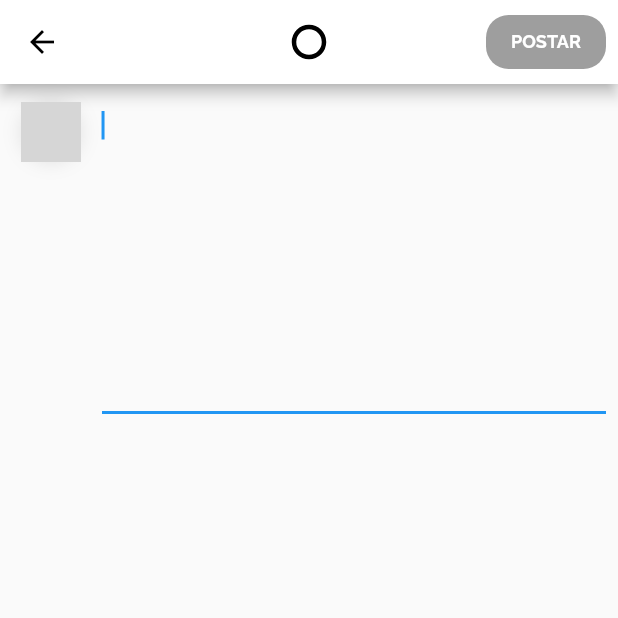
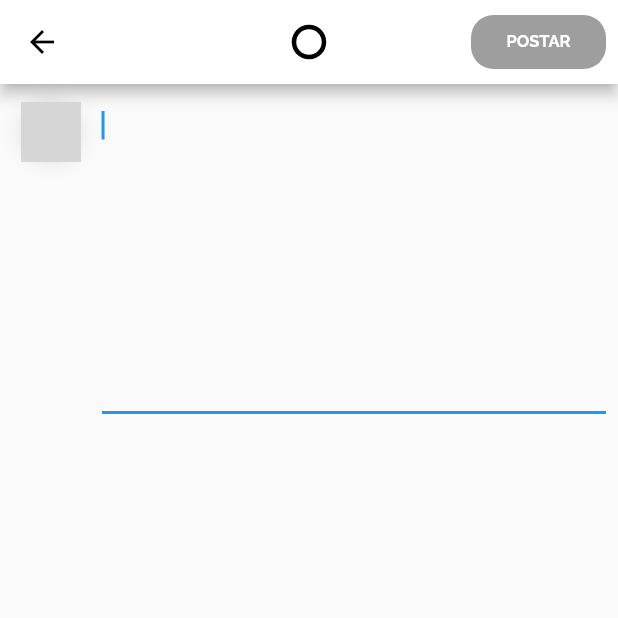
Before and after one commit to brunozaranza/botitter, a Flutter app: the NewPostPage screen opened directly, on a phone screen of 412 x 824 dp, the top half of it. Run offline on Flutter 3.47's test engine with Material 2 defaults, Android fonts, the phone set to English and light mode, and no system bars; our stand-ins replace date_format, dio, email_validator, flutter_mobx, mobx, shared_preferences and 1 more; accounts and stored records are empty; generated files the repository leaves out were written again; network calls fail; statements that could not run were skipped; grey boxes are pictures that could not be loaded.

Commit message:
buttons pixel fixes

```diff
--- a/lib/ui/page/new_post_page.dart
+++ b/lib/ui/page/new_post_page.dart
@@ -122,7 +122,7 @@ class _NewPostPageState extends State<NewPostPage> {
         ),
       )
           : Container(
-        width: 80,
+        width: 90,
           decoration: BoxDecoration(
             color:
             _viewModel.isButtonDisabled ? Colors.grey : Colors.blue,
@@ -133,7 +133,7 @@ class _NewPostPageState extends State<NewPostPage> {
               _viewModel.isButtonDisabled ? null : _onPressed,
               child: Text(
                 widget.editPost != null ? "EDITAR" : "POSTAR",
-                style: TextStyle(color: Colors.white, fontWeight: FontWeight.w700, fontSize: 12,),
+                style: TextStyle(color: Colors.white, fontWeight: FontWeight.w700, fontSize: 11,),
               ))),
     );
   }
--- a/lib/ui/view/bot_sliver_app_bar.dart
+++ b/lib/ui/view/bot_sliver_app_bar.dart
@@ -37,7 +37,7 @@ class BotSliverAppBar extends SliverPersistentHeaderDelegate {
                       width: MediaQuery.of(context).size.width,
                       child: ListTile(
                         trailing: Container(
-                            width: 60,
+                            width: 70,
                             child: FlatButton(
                                 onPressed: () {
                                   Database.saveUser(null);
@@ -46,7 +46,7 @@ class BotSliverAppBar extends SliverPersistentHeaderDelegate {
                                 child: Text(
                                   "SAIR",
                                   style: TextStyle(
-                                      color: Colors.blue, fontSize: 12),
+                                      color: Colors.blue, fontSize: 11, fontWeight: FontWeight.bold),
                                 ))),
                         title: Text(
                           "Bem-vinde, ${user.name}",
```
Also changed, not shown: lib/core/util/date_util.dart (+2 -5 lines).
